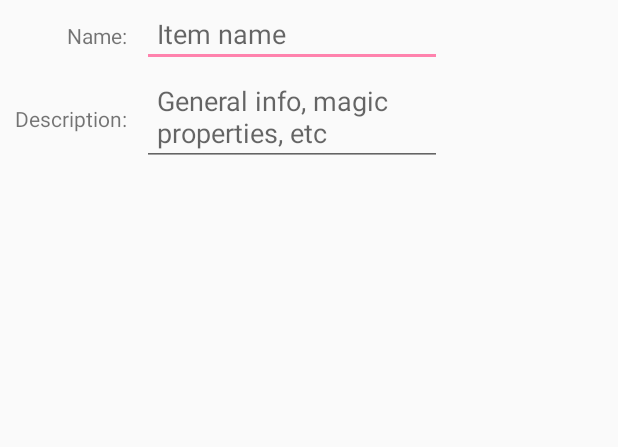
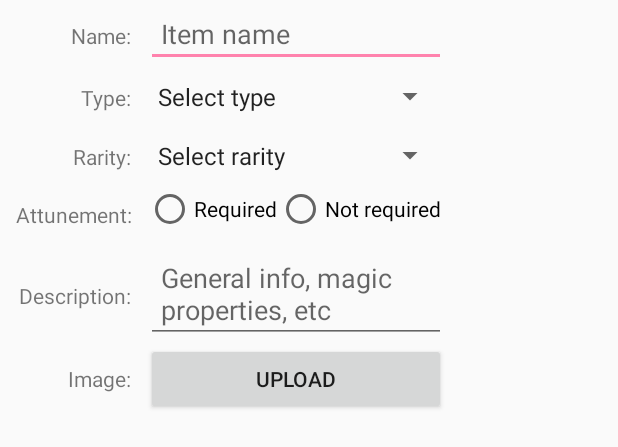
Before and after one commit to vfpimenta/dm-studio, an Android app: the layout dialog_item_form.xml on its own in the app's theme, with its tools: preview values and no code run, on a phone screen of 412 x 824 dp. Shown: the top 447 px of the screen. Run offline under Robolectric (Android 15) with nearby library versions, the phone set to English and light mode, and no system bars.

Commit message:
Updated item handler.

```diff
--- a/app/src/main/res/layout/dialog_item_form.xml
+++ b/app/src/main/res/layout/dialog_item_form.xml
@@ -27,6 +27,55 @@
                 android:layout_height="wrap_content"
                 android:gravity="right"
                 android:padding="10dip"
+                android:text="@string/label_item_type" />
+            <Spinner
+                android:id="@+id/item_type"
+                android:entries="@array/item_type"
+                android:layout_width="wrap_content"
+                android:layout_height="match_parent"
+                android:visibility="visible" />
+        </TableRow>
+        <TableRow>
+            <TextView
+                android:layout_width="wrap_content"
+                android:layout_height="wrap_content"
+                android:gravity="right"
+                android:padding="10dip"
+                android:text="@string/label_item_rarity" />
+            <Spinner
+                android:id="@+id/item_rarity"
+                android:entries="@array/item_rarity"
+                android:layout_width="wrap_content"
+                android:layout_height="match_parent"
+                android:visibility="visible" />
+        </TableRow>
+        <TableRow>
+            <TextView
+                android:layout_width="wrap_content"
+                android:layout_height="wrap_content"
+                android:gravity="right"
+                android:padding="10dip"
+                android:text="@string/label_item_attuned" />
+            <RadioGroup xmlns:android="http://schemas.android.com/apk/res/android"
+                android:layout_width="fill_parent"
+                android:layout_height="wrap_content"
+                android:orientation="horizontal">
+                <RadioButton android:id="@+id/attuned_true"
+                    android:layout_width="wrap_content"
+                    android:layout_height="wrap_content"
+                    android:text="@string/attunement_requeired"/>
+                <RadioButton android:id="@+id/attuned_false"
+                    android:layout_width="wrap_content"
+                    android:layout_height="wrap_content"
+                    android:text="@string/attunement_not_requeired"/>
+            </RadioGroup>
+        </TableRow>
+        <TableRow>
+            <TextView
+                android:layout_width="wrap_content"
+                android:layout_height="wrap_content"
+                android:gravity="right"
+                android:padding="10dip"
                 android:text="@string/label_description" />
             <EditText
                 android:id="@+id/item_description"
@@ -36,5 +85,18 @@
                 android:maxWidth="200dip"
                 android:hint="@string/hint_item_description" />
         </TableRow>
+        <TableRow>
+            <TextView
+                android:layout_width="wrap_content"
+                android:layout_height="wrap_content"
+                android:gravity="right"
+                android:padding="10dip"
+                android:text="@string/label_img" />
+            <Button
+                android:id="@+id/add_item_img"
+                android:layout_width="wrap_content"
+                android:layout_height="wrap_content"
+                android:text="@string/upload"/>
+        </TableRow>
     </TableLayout>
 </LinearLayout>
--- a/app/src/main/res/values/strings.xml
+++ b/app/src/main/res/values/strings.xml
@@ -135,6 +135,27 @@
         <item>Veteran</item>
     </string-array>
 
+    <string-array name="item_type">
+        <item>Select type</item>
+        <item>Armor</item>
+        <item>Potion</item>
+        <item>Ring</item>
+        <item>Rod</item>
+        <item>Scroll</item>
+        <item>Staff</item>
+        <item>Wand</item>
+        <item>Wondrous item</item>
+    </string-array>
+
+    <string-array name="item_rarity">
+        <item>Select rarity</item>
+        <item>Common</item>
+        <item>Uncommon</item>
+        <item>Rare</item>
+        <item>Very rare</item>
+        <item>Legendary</item>
+    </string-array>
+
     <string name="label_name">Name: </string>
     <string name="label_description">Description: </string>
     <string name="label_img">Image: </string>
@@ -144,6 +165,9 @@
     <string name="label_location_address">Address: </string>
     <string name="label_location_places">Places: </string>
     <string name="label_location_people">People: </string>
+    <string name="label_item_type">Type: </string>
+    <string name="label_item_rarity">Rarity: </string>
+    <string name="label_item_attuned">Attunement: </string>
 
     <string name="hint_character_name">Character name</string>
     <string name="hint_character_gold">Gold carried</string>
@@ -155,4 +179,7 @@
     <string name="hint_item_description">General info, magic properties, etc</string>
     <string name="hint_note_name">Riddle or note name</string>
     <string name="hint_note_description">General info, meaning, etc</string>
+
+    <string name="attunement_requeired">Required</string>
+    <string name="attunement_not_requeired">Not required</string>
 </resources>
```
Also changed, not shown: app/src/main/java/vfpimenta/dungeonmasterstudio/entities/ItemEntity.java (+92 -2 lines), app/src/main/java/vfpimenta/dungeonmasterstudio/fragments/CampaignNotesFragment.java (+30 -13 lines).
